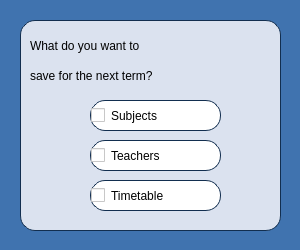
First picture: the form in Planner/whattosave.ui, repository BeliaViktoria/Planner, before the edit.
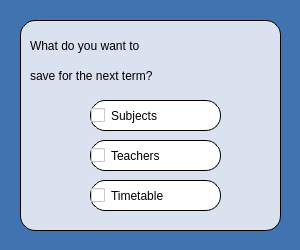
Second picture: the form after the edit.

Commit message: Border Color

What changed in the file:
```diff
--- a/Planner/whattosave.ui
+++ b/Planner/whattosave.ui
@@ -30,7 +30,7 @@
 border-radius:15px;
 border-style: solid;
 border-width: 1px;
-border-color: rgb(18, 46, 79);</string>
+border-color:rgb(0, 0, 0);</string>
    </property>
    <widget class="QCheckBox" name="checkBox_Subjects">
     <property name="geometry">
@@ -48,7 +48,7 @@
 border-radius: 15px;
 border-style: solid;
 border-width: 1px;
-border-color:rgb(18, 46, 79);</string>
+border-color:rgb(0, 0, 0);</string>
     </property>
     <property name="text">
      <string>Subjects</string>
@@ -70,7 +70,7 @@
 border-radius: 15px;
 border-style: solid;
 border-width: 1px;
-border-color:rgb(18, 46, 79);</string>
+border-color:rgb(0, 0, 0);</string>
     </property>
     <property name="text">
      <string>Teachers</string>
@@ -92,7 +92,7 @@
 border-radius: 15px;
 border-style: solid;
 border-width: 1px;
-border-color:rgb(18, 46, 79);</string>
+border-color:rgb(0, 0, 0);</string>
     </property>
     <property name="text">
      <string>Timetable</string>
```
The commit also changes 20 other files.
